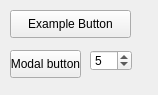
Qt form mine/Lab_6/setup_gui.ui (eoinell/NP_ee306) before a commit.
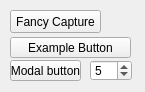
The same form after that commit.

```diff
--- a/mine/Lab_6/setup_gui.ui
+++ b/mine/Lab_6/setup_gui.ui
@@ -6,8 +6,8 @@
    <rect>
     <x>0</x>
     <y>0</y>
-    <width>158</width>
-    <height>95</height>
+    <width>145</width>
+    <height>92</height>
    </rect>
   </property>
   <property name="windowTitle">
@@ -17,9 +17,9 @@
    <property name="geometry">
     <rect>
      <x>10</x>
-     <y>10</y>
+     <y>37</y>
      <width>121</width>
-     <height>28</height>
+     <height>21</height>
     </rect>
    </property>
    <property name="text">
@@ -30,9 +30,9 @@
    <property name="geometry">
     <rect>
      <x>10</x>
-     <y>50</y>
+     <y>60</y>
      <width>71</width>
-     <height>28</height>
+     <height>21</height>
     </rect>
    </property>
    <property name="text">
@@ -43,7 +43,7 @@
    <property name="geometry">
     <rect>
      <x>90</x>
-     <y>50</y>
+     <y>60</y>
      <width>42</width>
      <height>21</height>
     </rect>
@@ -52,6 +52,19 @@
     <number>5</number>
    </property>
   </widget>
+  <widget class="QPushButton" name="fancy_capture_pushButton">
+   <property name="geometry">
+    <rect>
+     <x>10</x>
+     <y>10</y>
+     <width>91</width>
+     <height>23</height>
+    </rect>
+   </property>
+   <property name="text">
+    <string>Fancy Capture</string>
+   </property>
+  </widget>
  </widget>
  <resources/>
  <connections/>
```
